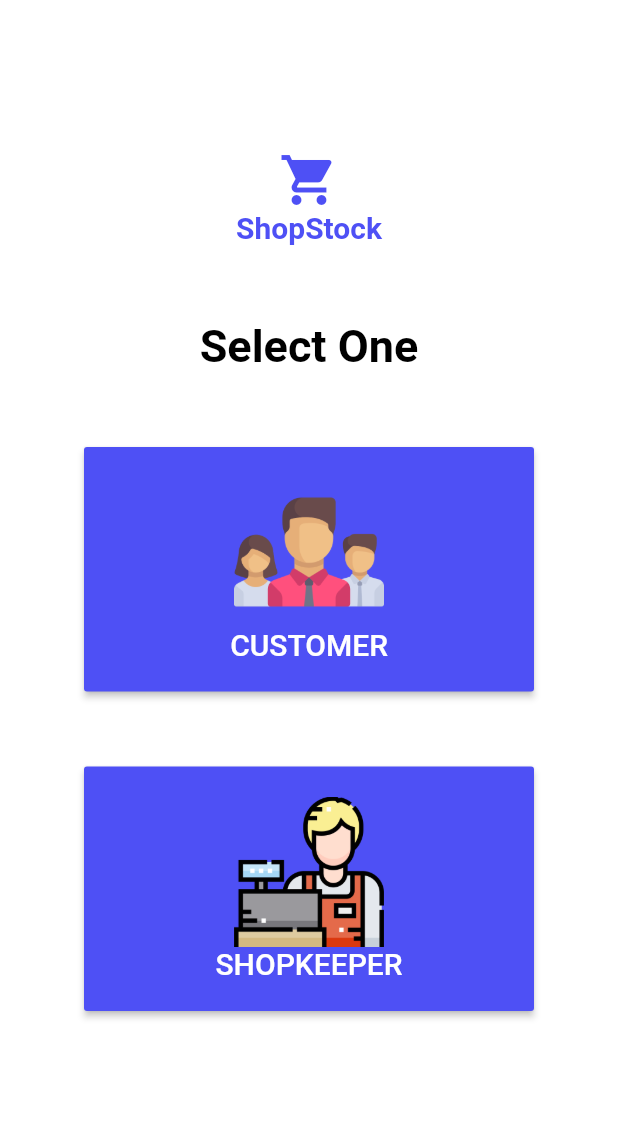
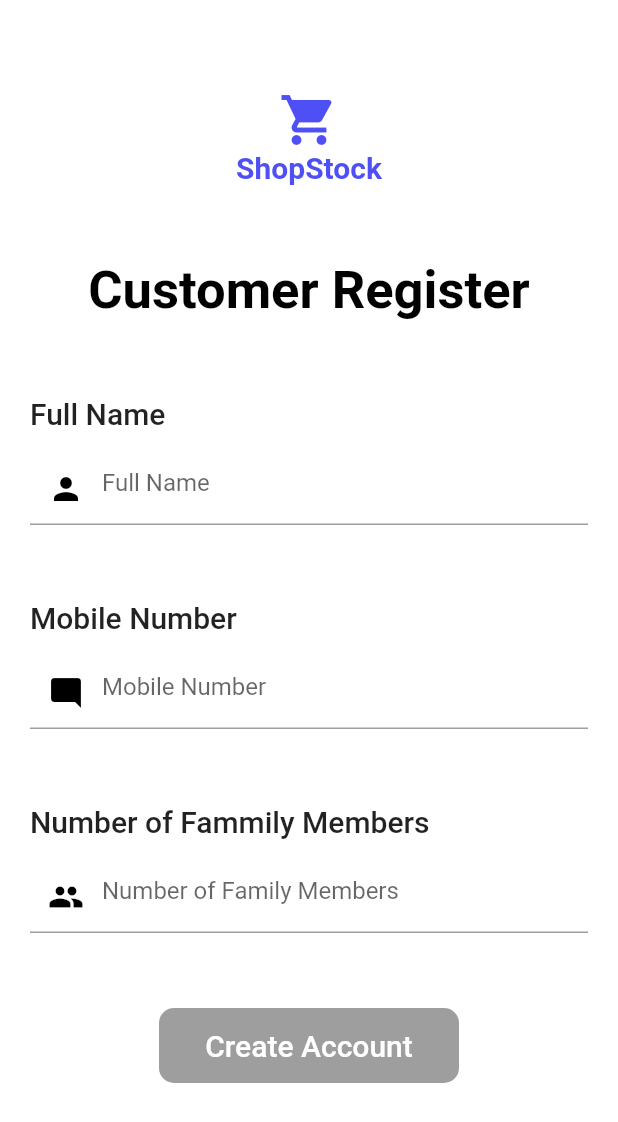
Before and after one commit to pepop99/ShopStock, a Flutter app: the userSelect screen opened directly, after a tap on "CUSTOMER", on a phone screen of 412 x 824 dp. Shown: the top 1122 px of the screen. Run offline on Flutter 3.47's test engine with Material 2 defaults, Android fonts, the phone set to English and light mode, and no system bars.

Commit message:
customer sign up page

```diff
--- /dev/null
+++ b/shopstock/lib/customerSignUp.dart
@@ -0,0 +1,167 @@
+import 'package:flutter/material.dart';
+
+class customerSignUp extends StatelessWidget {
+  Widget _buildName() {
+    return Column(
+      crossAxisAlignment: CrossAxisAlignment.start,
+      children: <Widget>[
+        Text(
+          "Full Name",
+          style: TextStyle(fontSize: 20, fontWeight: FontWeight.w500),
+        ),
+        SizedBox(
+          height: 15,
+        ),
+        Container(
+          child: TextField(
+            keyboardType: TextInputType.text,
+            style: TextStyle(color: Colors.black),
+            decoration: InputDecoration(
+                contentPadding: EdgeInsets.only(top: 10),
+                prefixIcon: Icon(
+                  Icons.person,
+                  color: Colors.black,
+                ),
+                hintText: 'Full Name'),
+          ),
+        ),
+      ],
+    );
+  }
+
+  Widget _buildMobileNumber() {
+    return Column(
+      crossAxisAlignment: CrossAxisAlignment.start,
+      children: <Widget>[
+        Text(
+          "Mobile Number",
+          style: TextStyle(fontSize: 20, fontWeight: FontWeight.w500),
+        ),
+        SizedBox(
+          height: 15,
+        ),
+        Container(
+          child: TextField(
+            keyboardType: TextInputType.number,
+            style: TextStyle(color: Colors.black),
+            decoration: InputDecoration(
+                contentPadding: EdgeInsets.only(top: 10),
+                prefixIcon: Icon(
+                  Icons.mode_comment,
+                  color: Colors.black,
+                ),
+                hintText: 'Mobile Number'),
+          ),
+        ),
+      ],
+    );
+  }
+
+  Widget _buildShopName() {
+    return Column(
+      crossAxisAlignment: CrossAxisAlignment.start,
+      children: <Widget>[
+        Text(
+          "Number of Fammily Members",
+          style: TextStyle(fontSize: 20, fontWeight: FontWeight.w500),
+        ),
+        SizedBox(
+          height: 15,
+        ),
+        Container(
+          child: TextField(
+            keyboardType: TextInputType.number,
+            style: TextStyle(color: Colors.black),
+            decoration: InputDecoration(
+                contentPadding: EdgeInsets.only(top: 10),
+                prefixIcon: Icon(
+                  Icons.people,
+                  color: Colors.black,
+                ),
+                hintText: 'Number of Family Members'),
+          ),
+        ),
+      ],
+    );
+  }
+
+  Widget _buildCreateAccountButton(context) {
+    return GestureDetector(
+      child: Container(
+        height: 50,
+        width: 200,
+        child: RaisedButton(
+          shape: RoundedRectangleBorder(
+            borderRadius: BorderRadius.circular(10),
+          ),
+          color: Theme.of(context).primaryColor,
+          child: Text(
+            'Create Account',
+            style: TextStyle(
+              color: Colors.white, fontSize: 20,),
+          ),
+        ),
+      ),
+    );
+  }
+  @override
+  Widget build(BuildContext context) {
+    return MaterialApp(
+      debugShowCheckedModeBanner: false,
+      home: Scaffold(
+        body: Container(
+          padding: EdgeInsets.all(20),
+          height: double.infinity,
+          color: Colors.white,
+          child: SingleChildScrollView(
+            child: Column(
+              children: <Widget>[
+                Container(
+                  padding: EdgeInsets.only(top: 40),
+                  child: Center(
+                    child: Icon(
+                      Icons.shopping_cart,
+                      color: Theme.of(context).primaryColor,
+                      size: 40,
+                    ),
+                  ),
+                ),
+                Text(
+                  "ShopStock",
+                  style: TextStyle(
+                      color: Theme.of(context).primaryColor,
+                      fontSize: 20,
+                      fontWeight: FontWeight.bold),
+                ),
+                SizedBox(height: 50),
+                Text(
+                  "Customer Register",
+                  style: TextStyle(
+                    color: Colors.black,
+                    fontSize: 35,
+                    fontWeight: FontWeight.bold,
+                  ),
+                  textAlign: TextAlign.center,
+                ),
+                SizedBox(
+                  height: 50,
+                ),
+                Column(
+                  children: <Widget>[
+                    _buildName(),
+                    SizedBox(height: 50,),
+                    _buildMobileNumber(),
+                    SizedBox(height: 50,),
+                    _buildShopName(),
+                    SizedBox(height: 50,),
+                    _buildCreateAccountButton(context),
+                  ],
+                ),
+              ],
+            ),
+          ),
+        ),
+      ),
+    );
+  }
+}
--- a/shopstock/lib/userselect.dart
+++ b/shopstock/lib/userselect.dart
@@ -3,6 +3,8 @@ import 'dart:developer';
 
 import 'package:shopstock/login.dart';
 import 'package:shopstock/shopkeeperSignUp.dart';
+import 'package:shopstock/customerSignUp.dart';
+
 
 class userSelect extends StatefulWidget {
   @override
@@ -68,7 +70,7 @@ class _userSelectState extends State<userSelect> {
                         ),
                       ],
                     ),
-                    onPressed: (){},
+                    onPressed: ()=>Navigator.push(context, MaterialPageRoute(builder: (context)=> customerSignUp())),
                     color: Color.fromRGBO(78, 80, 245, 1),
                   ),
                   SizedBox(
```
